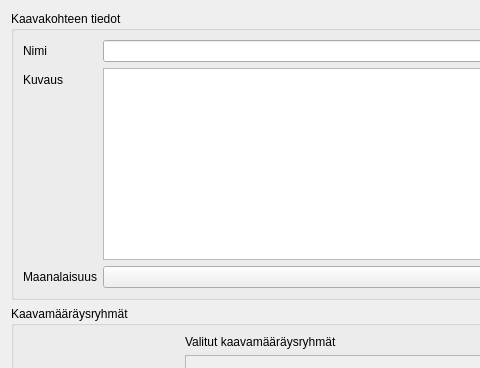
This is arho_feature_template/gui/dialogs/plan_feature_form.ui in GispoCoding/arho-qgis-plugin as Qt 5 draws it before an edit; both pictures show x 0 to 480 and y 0 to 368 of the 906 by 749 pixel window. The edited form follows.
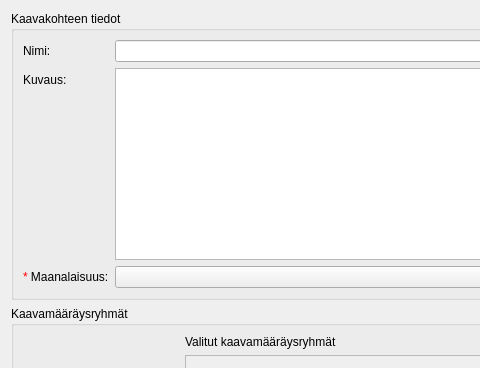
This is the edited form. Custom widgets are drawn as their Qt base class.

```diff
--- a/arho_feature_template/gui/dialogs/plan_feature_form.ui
+++ b/arho_feature_template/gui/dialogs/plan_feature_form.ui
@@ -26,7 +26,7 @@
       <item row="0" column="0">
        <widget class="QLabel" name="feature_name_label">
         <property name="text">
-         <string>Nimi</string>
+         <string>Nimi:</string>
         </property>
        </widget>
       </item>
@@ -36,7 +36,7 @@
       <item row="1" column="0">
        <widget class="QLabel" name="feature_description_label">
         <property name="text">
-         <string>Kuvaus</string>
+         <string>Kuvaus:</string>
         </property>
        </widget>
       </item>
@@ -53,7 +53,7 @@
       <item row="2" column="0">
        <widget class="QLabel" name="feature_underground_label">
         <property name="text">
-         <string>Maanalaisuus</string>
+         <string>&lt;html&gt;&lt;head/&gt;&lt;body&gt;&lt;p&gt;&lt;span style=&quot; color:#ff0000;&quot;&gt;*&lt;/span&gt; Maanalaisuus:&lt;/p&gt;&lt;/body&gt;&lt;/html&gt;</string>
         </property>
        </widget>
       </item>
```
